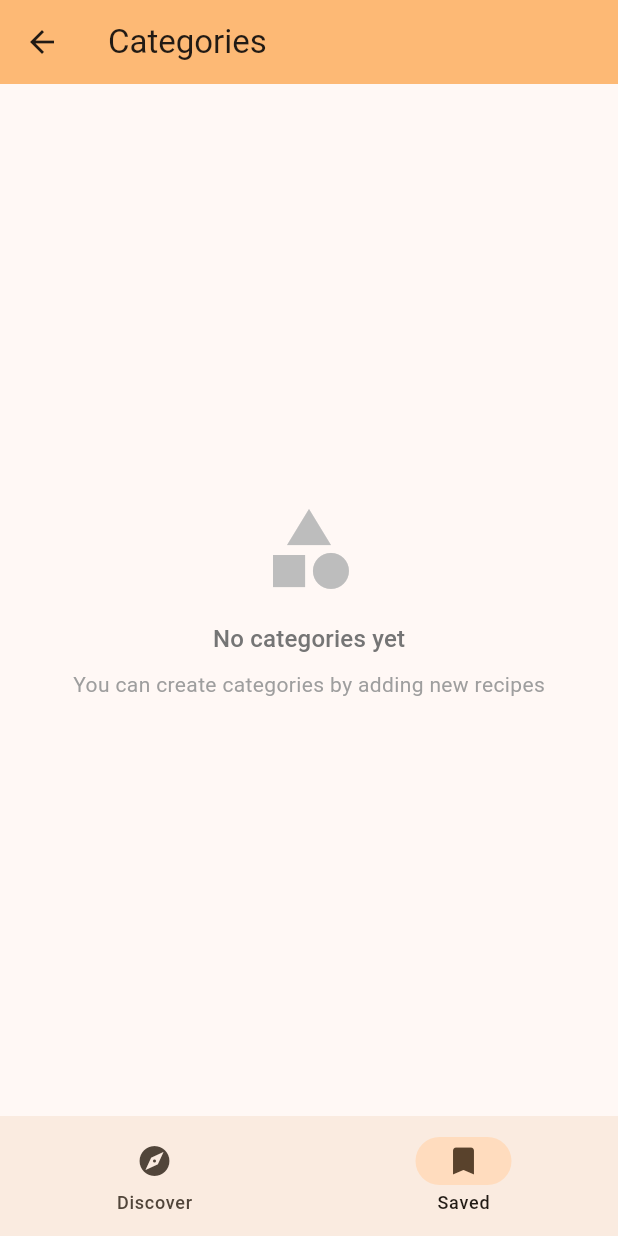
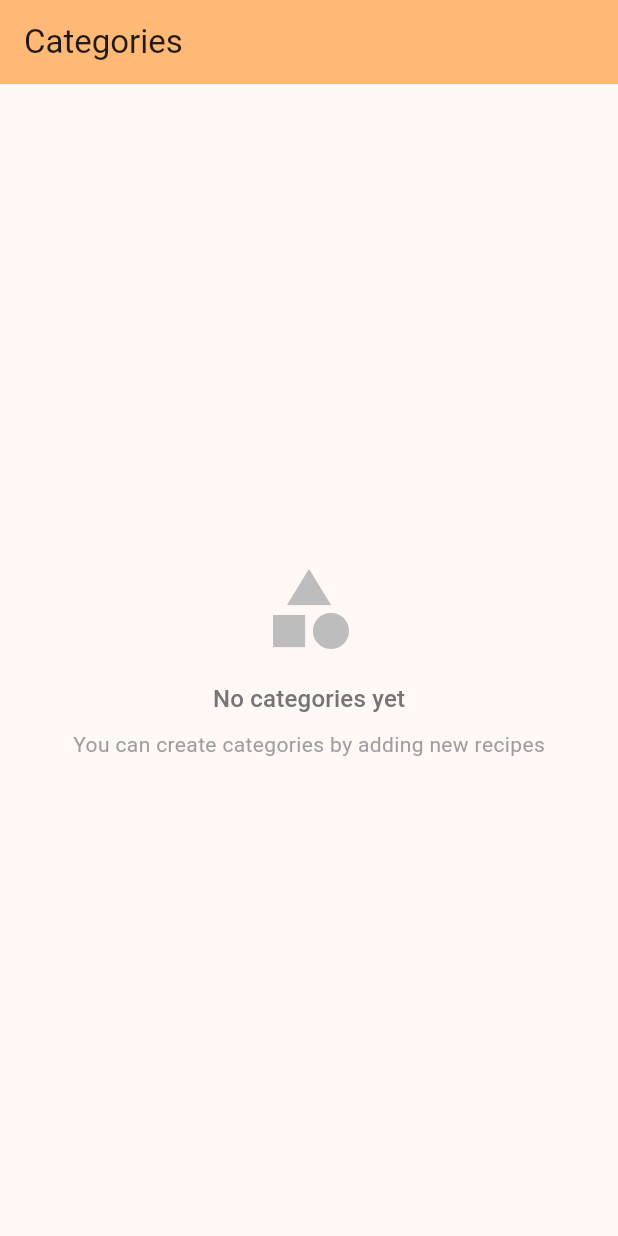
Before and after one commit to berkayismus/yemek_tarifleri, a Flutter app: the SavedRecipesPage screen opened by its route, after a tap on the "category" icon, on a phone screen of 412 x 824 dp. Run offline on Flutter 3.47's test engine with Material 3 defaults, Android fonts, the phone set to English and light mode, and no system bars; our stand-ins replace flutter_bloc, go_router, hydrated_bloc; missing offline and left inert: slang; generated files the repository leaves out were written again.

Commit message:
go() ile url güncelleme + discover state cache

```diff
--- a/lib/core/router/app_router.dart
+++ b/lib/core/router/app_router.dart
@@ -8,30 +8,6 @@ import '../../presentation/pages/recipe_form_page.dart';
 import '../../presentation/pages/category_list_page.dart';
 import '../../presentation/pages/category_recipe_list_page.dart';
 import '../../presentation/pages/home_page.dart';
-
-final _recipeDetailRoute = GoRoute(
-  path: 'recipe/:slug',
-  builder: (_, state) {
-    final recipe = state.extra as Recipe?;
-    if (recipe == null) {
-      return const Scaffold(
-        body: Center(child: Text('Tarif bulunamadı')),
-      );
-    }
-    return RecipeDetailPage(recipe: recipe);
-  },
-);
-
-final _recipeFormRoute = GoRoute(
-  path: 'recipe-form',
-  builder: (_, state) {
-    final extra = state.extra as Map<String, dynamic>?;
-    return RecipeFormPage(
-      recipe: extra?['recipe'] as Recipe?,
-      defaultCategory: extra?['defaultCategory'] as String?,
-    );
-  },
-);
 
 final appRouter = GoRouter(
   initialLocation: '/discover',
@@ -45,10 +21,6 @@ final appRouter = GoRouter(
             GoRoute(
               path: '/discover',
               builder: (_, _) => const DiscoverPage(),
-              routes: [
-                _recipeDetailRoute,
-                _recipeFormRoute,
-              ],
             ),
           ],
         ),
@@ -57,25 +29,41 @@ final appRouter = GoRouter(
             GoRoute(
               path: '/saved',
               builder: (_, _) => const SavedRecipesPage(),
-              routes: [
-                _recipeDetailRoute,
-                _recipeFormRoute,
-                GoRoute(
-                  path: 'categories',
-                  builder: (_, _) => const CategoryListPage(),
-                  routes: [
-                    GoRoute(
-                      path: ':category',
-                      builder: (_, state) => CategoryRecipeListPage(
-                          category: state.pathParameters['category']!),
-                    ),
-                  ],
-                ),
-              ],
             ),
           ],
         ),
       ],
     ),
+    GoRoute(
+      path: '/recipe/:slug',
+      builder: (_, state) {
+        final recipe = state.extra as Recipe?;
+        if (recipe == null) {
+          return const Scaffold(
+            body: Center(child: Text('Tarif bulunamadı')),
+          );
+        }
+        return RecipeDetailPage(recipe: recipe);
+      },
+    ),
+    GoRoute(
+      path: '/recipe-form',
+      builder: (_, state) {
+        final extra = state.extra as Map<String, dynamic>?;
+        return RecipeFormPage(
+          recipe: extra?['recipe'] as Recipe?,
+          defaultCategory: extra?['defaultCategory'] as String?,
+        );
+      },
+    ),
+    GoRoute(
+      path: '/categories',
+      builder: (_, _) => const CategoryListPage(),
+    ),
+    GoRoute(
+      path: '/category-recipes',
+      builder: (_, state) =>
+          CategoryRecipeListPage(category: state.extra as String),
+    ),
   ],
 );
--- a/lib/presentation/pages/category_list_page.dart
+++ b/lib/presentation/pages/category_list_page.dart
@@ -95,7 +95,8 @@ class CategoryListPage extends StatelessWidget {
                       child: InkWell(
                         borderRadius: BorderRadius.circular(12),
                         onTap: () {
-                          context.push('/saved/categories/$category');
+                          context.go('/category-recipes',
+                              extra: category);
                         },
                         child: Padding(
                           padding: const EdgeInsets.all(16),
--- a/lib/presentation/pages/category_recipe_list_page.dart
+++ b/lib/presentation/pages/category_recipe_list_page.dart
@@ -19,7 +19,7 @@ class CategoryRecipeListPage extends StatelessWidget {
         final recipes = cubit.getByCategory(category);
 
         void navigateToForm({Recipe? recipe}) {
-          context.push('/saved/recipe-form',
+          context.go('/recipe-form',
               extra: recipe != null
                   ? {'recipe': recipe}
                   : {'defaultCategory': category});
@@ -131,8 +131,8 @@ class CategoryRecipeListPage extends StatelessWidget {
                             ),
                           ],
                         ),
-                        onTap: () => context.push(
-                            '/saved/recipe/${recipeSlug(recipe.name)}',
+                        onTap: () => context.go(
+                            '/recipe/${recipeSlug(recipe.name)}',
                             extra: recipe),
                       ),
                     );
--- a/lib/presentation/pages/discover_page.dart
+++ b/lib/presentation/pages/discover_page.dart
@@ -2,6 +2,7 @@ import 'package:flutter/material.dart';
 import 'package:flutter_bloc/flutter_bloc.dart';
 import 'package:go_router/go_router.dart';
 import '../cubit/recipe_cubit.dart';
+import '../cubit/discover_state.dart';
 import '../../domain/entities/recipe.dart';
 import '../../data/datasources/recipe_remote_datasource.dart';
 import '../../i18n/strings.g.dart';
@@ -16,21 +17,39 @@ class DiscoverPage extends StatefulWidget {
 
 class _DiscoverPageState extends State<DiscoverPage> {
   final RecipeRemoteDataSource _remoteDataSource = RecipeRemoteDataSource();
-  final TextEditingController _searchController = TextEditingController();
+  late final TextEditingController _searchController;
   bool _loading = false;
   List<Recipe> _results = [];
+
+  @override
+  void initState() {
+    super.initState();
+    final state = DiscoverState.instance;
+    _searchController = TextEditingController(text: state.searchQuery);
+    _results = state.results;
+    _loading = state.loading;
+  }
+
+  void _persistState() {
+    final state = DiscoverState.instance;
+    state.searchQuery = _searchController.text.trim();
+    state.results = _results;
+    state.loading = _loading;
+  }
 
   Future<void> _search() async {
     final query = _searchController.text.trim();
     if (query.isEmpty) return;
 
     setState(() => _loading = true);
+    _persistState();
     final results = await _remoteDataSource.searchMeals(query);
     if (!mounted) return;
     setState(() {
       _loading = false;
       _results = results;
     });
+    _persistState();
 
     if (results.isEmpty) {
       if (!mounted) return;
@@ -57,6 +76,7 @@ class _DiscoverPageState extends State<DiscoverPage> {
 
   @override
   void dispose() {
+    _persistState();
     _searchController.dispose();
     super.dispose();
   }
@@ -148,8 +168,8 @@ class _DiscoverPageState extends State<DiscoverPage> {
                       final recipe = _results[index];
                       final isSaved = cubit.getById(recipe.id) != null;
                       return InkWell(
-                        onTap: () => context.push(
-                            '/discover/recipe/${recipeSlug(recipe.name)}',
+                        onTap: () => context.go(
+                            '/recipe/${recipeSlug(recipe.name)}',
                             extra: recipe),
                         borderRadius: BorderRadius.circular(12),
                         child: Card(
--- a/lib/presentation/pages/saved_recipes_page.dart
+++ b/lib/presentation/pages/saved_recipes_page.dart
@@ -18,7 +18,7 @@ class _SavedRecipesPageState extends State<SavedRecipesPage> {
   String _searchQuery = '';
 
   void _navigateToForm({Recipe? recipe}) {
-    context.push('/saved/recipe-form',
+    context.go('/recipe-form',
         extra: recipe != null ? {'recipe': recipe} : null);
   }
 
@@ -75,7 +75,7 @@ class _SavedRecipesPageState extends State<SavedRecipesPage> {
   void _showRandomLocal() {
     final random = context.read<RecipeCubit>().getRandom();
     if (random != null) {
-      context.push('/saved/recipe/${recipeSlug(random.name)}', extra: random);
+      context.go('/recipe/${recipeSlug(random.name)}', extra: random);
     } else {
       ScaffoldMessenger.of(context).showSnackBar(
         SnackBar(content: Text(t.saved.noRecipe)),
@@ -109,7 +109,7 @@ class _SavedRecipesPageState extends State<SavedRecipesPage> {
             icon: const Icon(Icons.category),
             tooltip: t.saved.categoriesTooltip,
             onPressed: () {
-              context.push('/saved/categories');
+              context.go('/categories');
             },
           ),
           if (hasRecipes)
@@ -308,8 +308,8 @@ class _SavedRecipesPageState extends State<SavedRecipesPage> {
                                     ],
                                   ),
                                   onTap: () =>
-                                      context.push(
-                                          '/saved/recipe/${recipeSlug(recipe.name)}',
+                                      context.go(
+                                          '/recipe/${recipeSlug(recipe.name)}',
                                           extra: recipe),
                                 ),
                               );
```
Also changed, not shown: lib/presentation/cubit/discover_state.dart (added, +10 -0 lines).
